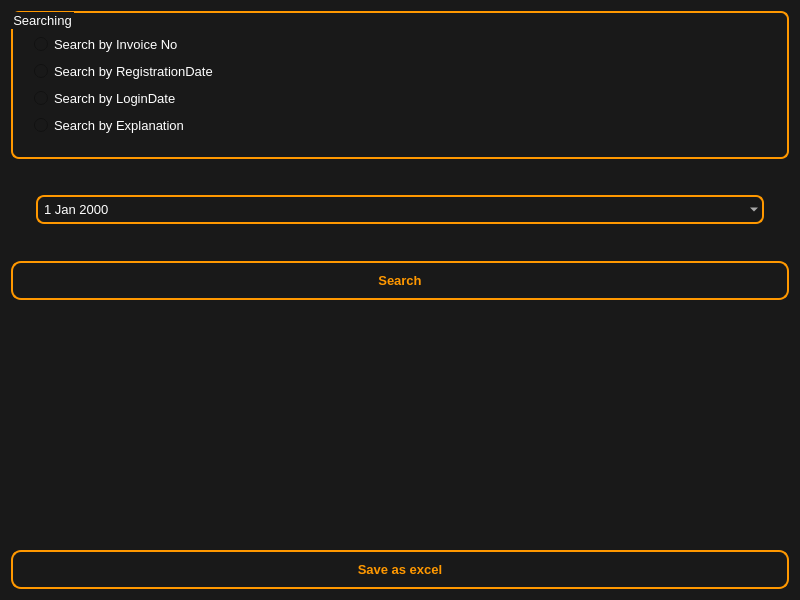
Old version of the form app/ui/Calling_Page.ui in the repository kianfa/Imprest_Management.
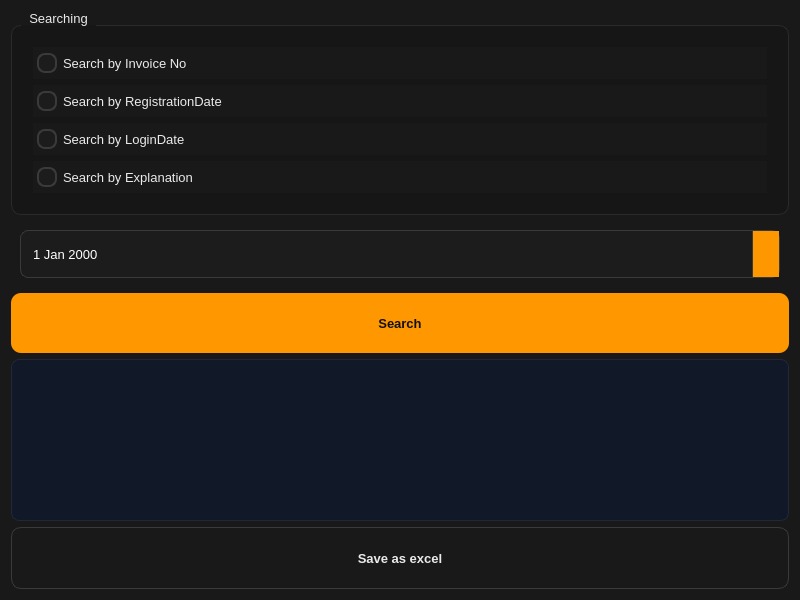
New version of the form.

The edit to the form file:
```diff
--- a/app/ui/Calling_Page.ui
+++ b/app/ui/Calling_Page.ui
@@ -20,86 +20,142 @@
    <string>Form</string>
   </property>
   <property name="styleSheet">
-   <string notr="true">/* =========================
-   MAIN WINDOW
-   ========================= */
+   <string notr="true">
+/* ===== Base ===== */
 QWidget {
     background-color: #191919;
-    color: white;
-    font-family: Segoe UI;
+    color: #EAEAEA;
+    font-family: "Segoe UI";
     font-size: 13px;
 }
 
-/* =========================
-   LOGIN CARD (ORANGE BORDER)
-   ========================= */
-QFrame {
-    background-color: transparent;
-    padding: 16px;
-}
-
-/* =========================
-   TEXT
-   ========================= */
 QLabel {
-    color: #E0E0E0;
+    color: #EAEAEA;
 }
 
-QLabel#lblTitle {
-    color: #FF9800;
-    font-size: 24px;
-    font-weight: bold;
-}
-
-/* =========================
-   INPUT FIELDS (BORDER STYLE)
-   ========================= */
-QLineEdit {
-    background-color: transparent;
-    color: white;
-    border: 1.5px solid #FF9800;
-    border-radius: 8px;
-    padding: 4px;
-}
-
+/* ===== GroupBox (card) ===== */
 QGroupBox {
-    background-color: transparent;
-    color: white;
-    border: 1.5px solid #FF9800;
-    border-radius: 8px;
+    background-color: #161616;
+    border: 1px solid #2A2A2A;
+    border-radius: 10px;
+    margin-top: 14px;
     padding: 12px;
 }
 
+QGroupBox::title {
+    subcontrol-origin: margin;
+    subcontrol-position: top left;
+    left: 10px;
+    padding: 0 6px;
+    color: #EAEAEA;
+    font-weight: bold;
+}
+
+/* ===== Inputs ===== */
+QLineEdit, QComboBox, QDateEdit {
+    background-color: #1C1C1C;
+    color: #FFFFFF;
+    border: 1px solid #3A3A3A;
+    border-radius: 8px;
+    padding: 6px 10px;
+    min-height: 34px;
+}
+
+QLineEdit:focus, QComboBox:focus, QDateEdit:focus {
+    border: 2px solid #FF9800;
+}
+
+/* ===== ComboBox dropdown button ===== */
 QComboBox {
-    background-color: transparent;
-    color: white;
-    border: 1.5px solid #FF9800;
-    border-radius: 8px;
-    padding: 4px;
+    padding-right: 30px;
 }
 
+QComboBox::drop-down {
+    width: 26px;
+    border-left: 1px solid #3A3A3A;
+    background-color: #1C1C1C;
+}
+
+QComboBox::drop-down:hover {
+    background-color: #232323;
+}
+
+/* ===== DateEdit calendar button ===== */
 QDateEdit {
+    padding-right: 30px;
+}
+
+QDateEdit::drop-down {
+    width: 26px;
+    border-left: 1px solid #3A3A3A;
+    background-color: #FF9800;   /* calendar button color */
+}
+
+QDateEdit::drop-down:hover {
+    background-color: #FFA726;
+}
+
+QDateEdit::drop-down:pressed {
+    background-color: #F57C00;
+}
+
+/* ===== Calendar popup ===== */
+QCalendarWidget {
+    background-color: #151515;
+    color: #EAEAEA;
+    border: 1px solid #FF9800;
+}
+
+QCalendarWidget QToolButton {
+    color: #FFFFFF;
     background-color: transparent;
-    color: white;
-    border: 1.5px solid #FF9800;
+    border: none;
+    padding: 6px;
+}
+
+QCalendarWidget QToolButton:hover {
+    background-color: #232323;
+}
+
+QCalendarWidget QAbstractItemView {
+    background-color: #141414;
+    color: #EAEAEA;
+    selection-background-color: #FF9800;
+    selection-color: #111111;
+}
+
+/* ===== RadioButton ===== */
+QRadioButton {
+    color: #EAEAEA;
+    padding: 6px 4px;
+}
+
+QRadioButton::indicator {
+    width: 16px;
+    height: 16px;
+}
+
+QRadioButton::indicator:unchecked {
+    border: 2px solid #3A3A3A;
+    background-color: #1C1C1C;
     border-radius: 8px;
-    padding: 4px;
 }
 
-QLineEdit:focus {
-    border: 2px solid #FFA726;
+QRadioButton::indicator:checked {
+    border: 2px solid #FF9800;
+    background-color: #FF9800;
+    border-radius: 8px;
 }
 
-/* =========================
-   LOGIN BUTTON (OUTLINE STYLE)
-   ========================= */
+/* ===== Buttons ===== */
 QPushButton {
     background-color: transparent;
     color: #FF9800;
     font-weight: bold;
     border: 2px solid #FF9800;
     border-radius: 10px;
-    padding: 10px;
+    padding: 10px 14px;
+    min-height: 40px;
 }
 
 QPushButton:hover {
@@ -111,15 +167,55 @@
     color: black;
 }
 
-/* =========================
-   DISABLED BUTTON
-   ========================= */
+/* Primary (Search) */
+QPushButton#btnSearch {
+    background-color: #FF9800;
+    color: #111111;
+    border: none;
+}
+
+QPushButton#btnSearch:hover { background-color: #FFA726; }
+QPushButton#btnSearch:pressed { background-color: #F57C00; }
+
+/* Secondary */
+QPushButton#btnSaveasexcel {
+    color: #EAEAEA;
+    border: 1px solid #3A3A3A;
+}
+
+QPushButton#btnSaveasexcel:hover {
+    background-color: #232323;
+}
+
+/* Disabled */
 QPushButton:disabled {
-    border-color: #555;
-    color: #555;
+    color: #777777;
+    border-color: #444444;
 }
-</string>
+
+/* ===== Table ===== */
+QTableView {
+    background-color: #111827;
+    alternate-background-color: #0B1220;
+    color: #E5E7EB;
+    gridline-color: #1F2937;
+    border: 1px solid #1F2937;
+    border-radius: 8px;
+    selection-background-color: #FF9800;
+    selection-color: #111111;
+}
+
+QHeaderView::section {
+    background-color: #0F172A;
+    color: #E5E7EB;
+    padding: 8px 10px;
+    border: none;
+    border-right: 1px solid #1F2937;
+    font-weight: bold;
+}
+   </string>
   </property>
+
   <layout class="QVBoxLayout" name="verticalLayout_2">
    <item>
     <layout class="QVBoxLayout" name="verticalLayout">
```
Left out of the diff: 63 changed lines with no effect on the pictures.
